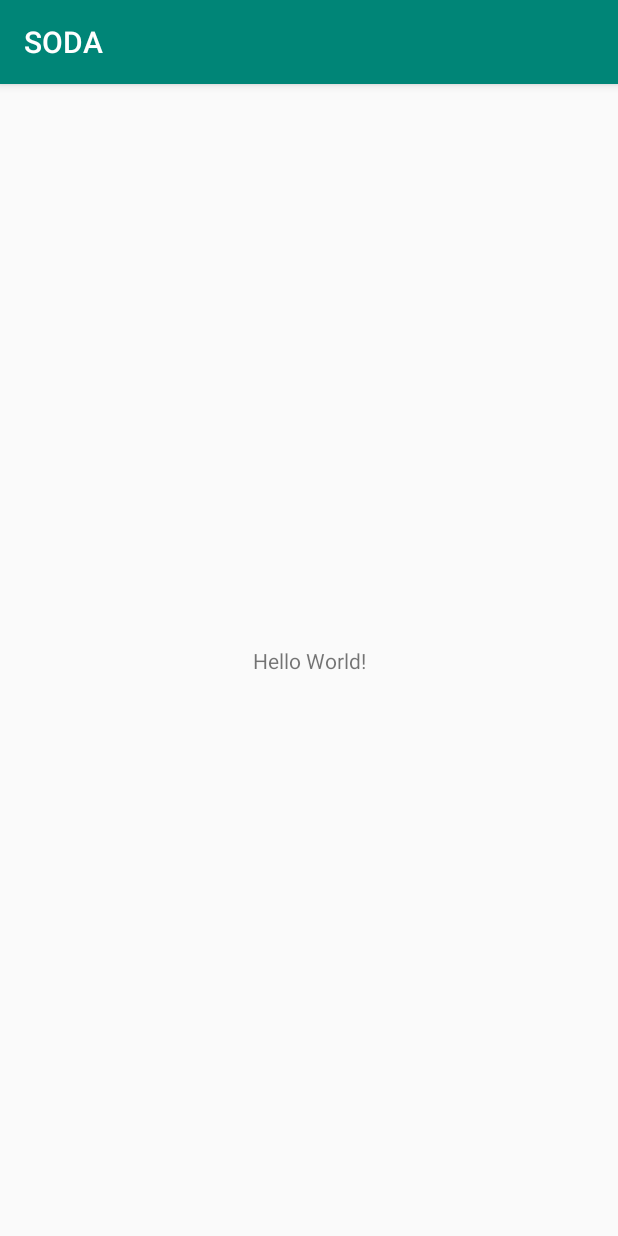
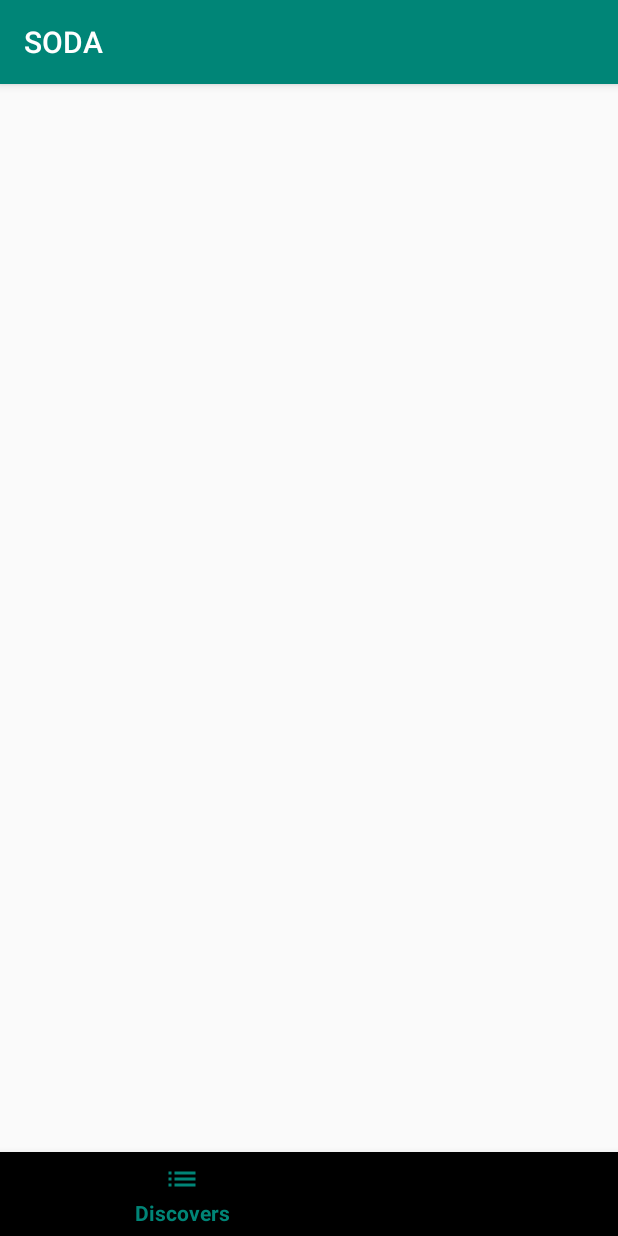
Before and after one commit to GabrielMaz/Soda, an Android app: the screen it shows after launch (MainActivity), on a phone screen of 412 x 824 dp. Run offline under Robolectric (Android 15) with nearby library versions, the phone set to English and light mode, and no system bars.

Commit message:
Add BottomNavigationView

```diff
--- a/app/build.gradle
+++ b/app/build.gradle
@@ -28,7 +28,7 @@ android {
 
 dependencies {
     implementation fileTree(dir: 'libs', include: ['*.jar'])
-    implementation"org.jetbrains.kotlin:kotlin-stdlib-jdk7:$kotlin_version"
+    implementation "org.jetbrains.kotlin:kotlin-stdlib-jdk7:$kotlin_version"
     implementation 'androidx.appcompat:appcompat:1.1.0'
     implementation 'androidx.core:core-ktx:1.1.0'
     implementation 'androidx.constraintlayout:constraintlayout:1.1.3'
@@ -38,6 +38,8 @@ dependencies {
     implementation 'com.squareup.retrofit2:converter-gson:2.6.1'
     implementation 'androidx.recyclerview:recyclerview:1.0.0'
     implementation 'com.github.bumptech.glide:glide:4.9.0'
+    implementation 'androidx.legacy:legacy-support-v4:1.0.0'
+    implementation 'com.google.android.material:material:1.0.0'
     testImplementation 'junit:junit:4.12'
     androidTestImplementation 'androidx.test.ext:junit:1.1.1'
     androidTestImplementation 'androidx.test.espresso:espresso-core:3.2.0'
--- a/app/src/main/AndroidManifest.xml
+++ b/app/src/main/AndroidManifest.xml
@@ -11,7 +11,7 @@
         android:roundIcon="@mipmap/ic_launcher_round"
         android:supportsRtl="true"
         android:theme="@style/AppTheme">
-        <activity android:name=".MainActivity">
+        <activity android:name=".views.MainActivity">
             <intent-filter>
                 <action android:name="android.intent.action.MAIN" />
 
--- a/app/src/main/java/com/gabrielmaz/soda/App.kt
+++ b/app/src/main/java/com/gabrielmaz/soda/App.kt
@@ -4,6 +4,7 @@ import android.app.Activity
 import android.app.Application
 import android.content.Intent
 import android.os.Bundle
+import com.gabrielmaz.soda.views.MainActivity
 import java.lang.ref.WeakReference
 
 class App : Application() {
--- a/app/src/main/java/com/gabrielmaz/soda/MainActivity.kt
+++ /dev/null
@@ -1,35 +0,0 @@
-package com.gabrielmaz.soda
-
-import androidx.appcompat.app.AppCompatActivity
-import android.os.Bundle
-import com.gabrielmaz.soda.controllers.DiscoverController
-import kotlinx.coroutines.CoroutineScope
-import kotlinx.coroutines.Dispatchers
-import kotlinx.coroutines.launch
-import java.lang.Exception
-import kotlin.coroutines.CoroutineContext
-
-class MainActivity : AppCompatActivity(), CoroutineScope{
-    override val coroutineContext: CoroutineContext
-        get() = Dispatchers.Main
-
-    val discoverController = DiscoverController()
-
-    override fun onCreate(savedInstanceState: Bundle?) {
-        super.onCreate(savedInstanceState)
-        setContentView(R.layout.activity_main)
-
-        a()
-    }
-
-    fun a(){
-        launch(Dispatchers.IO) {
-            try {
-                val movies = discoverController.getDiscovers()
-                println("asd")
-            } catch (e: Exception){
-                println("asd")
-            }
-        }
-    }
-}
--- /dev/null
+++ b/app/src/main/java/com/gabrielmaz/soda/views/MainActivity.kt
@@ -0,0 +1,85 @@
+package com.gabrielmaz.soda.views
+
+import android.net.Uri
+import androidx.appcompat.app.AppCompatActivity
+import android.os.Bundle
+import androidx.fragment.app.Fragment
+import com.gabrielmaz.soda.R
+import com.gabrielmaz.soda.controllers.DiscoverController
+import com.gabrielmaz.soda.views.discover.DiscoverFragment
+import com.gabrielmaz.soda.views.favorites.FavoritesFragment
+import kotlinx.android.synthetic.main.activity_main.*
+import kotlinx.coroutines.CoroutineScope
+import kotlinx.coroutines.Dispatchers
+import kotlinx.coroutines.launch
+import java.lang.Exception
+import kotlin.coroutines.CoroutineContext
+
+class MainActivity : AppCompatActivity(), CoroutineScope,
+    DiscoverFragment.OnFragmentInteractionListener,
+    FavoritesFragment.OnFragmentInteractionListener {
+    override fun onFragmentInteraction() {
+
+    }
+
+    override val coroutineContext: CoroutineContext
+        get() = Dispatchers.Main
+
+    override fun onCreate(savedInstanceState: Bundle?) {
+        super.onCreate(savedInstanceState)
+        setContentView(R.layout.activity_main)
+
+        load(DiscoverFragmentTag)
+    }
+
+    private fun load(fragment: String) {
+
+        setBottomNavigationBar()
+        when (fragment) {
+            DiscoverFragmentTag -> showFragment(DiscoverFragment(), DiscoverFragmentTag)
+            FavoritesFragmentTag -> showFragment(FavoritesFragment(), FavoritesFragmentTag)
+
+            else -> showFragment(DiscoverFragment(), DiscoverFragmentTag)
+        }
+    }
+
+    private fun removeActiveFragment() {
+        listOf(
+            DiscoverFragmentTag,
+            FavoritesFragmentTag
+        ).forEach { tag ->
+            val fragment = supportFragmentManager.findFragmentByTag(tag)
+            fragment?.let {
+                supportFragmentManager
+                    .beginTransaction()
+                    .remove(it)
+                    .commit()
+            }
+        }
+    }
+
+    private fun showFragment(fragment: Fragment, tag: String) {
+        supportFragmentManager
+            .beginTransaction()
+            .add(R.id.container, fragment, tag)
+            .commit()
+    }
+
+    private fun setBottomNavigationBar() {
+        bottomNavigation.setOnNavigationItemSelectedListener { menuItem ->
+            removeActiveFragment()
+
+            when (menuItem.itemId) {
+                R.id.home -> showFragment(DiscoverFragment(), DiscoverFragmentTag)
+                R.id.tasks -> showFragment(FavoritesFragment(), FavoritesFragmentTag)
+            }
+
+            true
+        }
+    }
+
+    companion object {
+        const val DiscoverFragmentTag = "DiscoverFragment"
+        const val FavoritesFragmentTag = "FavoritesFragment"
+    }
+}
--- /dev/null
+++ b/app/src/main/java/com/gabrielmaz/soda/views/discover/DiscoverFragment.kt
@@ -0,0 +1,45 @@
+package com.gabrielmaz.soda.views.discover
+
+import android.content.Context
+import android.net.Uri
+import android.os.Bundle
+import androidx.fragment.app.Fragment
+import android.view.LayoutInflater
+import android.view.View
+import android.view.ViewGroup
+
+import com.gabrielmaz.soda.R
+
+class DiscoverFragment : Fragment() {
+    private var listener: OnFragmentInteractionListener? = null
+
+    override fun onCreateView(
+        inflater: LayoutInflater, container: ViewGroup?,
+        savedInstanceState: Bundle?
+    ): View? {
+        return inflater.inflate(R.layout.fragment_discover, container, false)
+    }
+
+    fun onButtonPressed() {
+        listener?.onFragmentInteraction()
+    }
+
+    override fun onAttach(context: Context) {
+        super.onAttach(context)
+        if (context is OnFragmentInteractionListener) {
+            listener = context
+        } else {
+            throw RuntimeException("$context must implement OnFragmentInteractionListener")
+        }
+    }
+
+    override fun onDetach() {
+        super.onDetach()
+        listener = null
+    }
+
+    interface OnFragmentInteractionListener {
+        fun onFragmentInteraction()
+    }
+
+}
--- /dev/null
+++ b/app/src/main/res/drawable/ic_favorite.xml
@@ -0,0 +1,9 @@
+<vector xmlns:android="http://schemas.android.com/apk/res/android"
+        android:width="24dp"
+        android:height="24dp"
+        android:viewportWidth="24.0"
+        android:viewportHeight="24.0">
+    <path
+        android:fillColor="#FF000000"
+        android:pathData="M12,21.35l-1.45,-1.32C5.4,15.36 2,12.28 2,8.5 2,5.42 4.42,3 7.5,3c1.74,0 3.41,0.81 4.5,2.09C13.09,3.81 14.76,3 16.5,3 19.58,3 22,5.42 22,8.5c0,3.78 -3.4,6.86 -8.55,11.54L12,21.35z"/>
+</vector>
--- /dev/null
+++ b/app/src/main/res/drawable/ic_list.xml
@@ -0,0 +1,9 @@
+<vector xmlns:android="http://schemas.android.com/apk/res/android"
+        android:width="24dp"
+        android:height="24dp"
+        android:viewportWidth="24.0"
+        android:viewportHeight="24.0">
+    <path
+        android:fillColor="#FF000000"
+        android:pathData="M3,13h2v-2L3,11v2zM3,17h2v-2L3,15v2zM3,9h2L5,7L3,7v2zM7,13h14v-2L7,11v2zM7,17h14v-2L7,15v2zM7,7v2h14L21,7L7,7z"/>
+</vector>
--- a/app/src/main/res/layout/activity_main.xml
+++ b/app/src/main/res/layout/activity_main.xml
@@ -1,18 +1,24 @@
 <?xml version="1.0" encoding="utf-8"?>
-<androidx.constraintlayout.widget.ConstraintLayout xmlns:android="http://schemas.android.com/apk/res/android"
+<RelativeLayout xmlns:android="http://schemas.android.com/apk/res/android"
     xmlns:app="http://schemas.android.com/apk/res-auto"
     xmlns:tools="http://schemas.android.com/tools"
     android:layout_width="match_parent"
     android:layout_height="match_parent"
-    tools:context=".MainActivity">
+    tools:context=".views.MainActivity">
 
-    <TextView
-        android:layout_width="wrap_content"
+    <com.google.android.material.bottomnavigation.BottomNavigationView
+        android:id="@+id/bottomNavigation"
+        android:layout_width="match_parent"
         android:layout_height="wrap_content"
-        android:text="Hello World!"
-        app:layout_constraintBottom_toBottomOf="parent"
-        app:layout_constraintLeft_toLeftOf="parent"
-        app:layout_constraintRight_toRightOf="parent"
-        app:layout_constraintTop_toTopOf="parent" />
+        android:layout_alignParentBottom="true"
+        android:clickable="false"
+        android:contextClickable="false"
+        app:menu="@menu/menu_home" />
 
-</androidx.constraintlayout.widget.ConstraintLayout>
+    <FrameLayout
+        android:id="@+id/container"
+        android:layout_width="match_parent"
+        android:layout_height="match_parent"
+        android:layout_above="@id/bottomNavigation" />
+
+</RelativeLayout>
--- /dev/null
+++ b/app/src/main/res/layout/fragment_discover.xml
@@ -0,0 +1,13 @@
+<?xml version="1.0" encoding="utf-8"?>
+<FrameLayout xmlns:android="http://schemas.android.com/apk/res/android"
+    xmlns:tools="http://schemas.android.com/tools"
+    android:layout_width="match_parent"
+    android:layout_height="match_parent"
+    tools:context=".views.discover.DiscoverFragment">
+
+    <!-- TODO: Update blank fragment layout -->
+    <TextView
+        android:layout_width="match_parent"
+        android:layout_height="match_parent" />
+
+</FrameLayout>
--- /dev/null
+++ b/app/src/main/res/menu/menu_home.xml
@@ -0,0 +1,14 @@
+<?xml version="1.0" encoding="utf-8"?>
+<menu xmlns:android="http://schemas.android.com/apk/res/android">
+
+    <item
+        android:id="@+id/home"
+        android:icon="@drawable/ic_list"
+        android:title="@string/title_discovers" />
+
+    <item
+        android:id="@+id/tasks"
+        android:icon="@drawable/ic_favorite"
+        android:title="@string/title_favorites" />
+
+</menu>
--- a/app/src/main/res/values/strings.xml
+++ b/app/src/main/res/values/strings.xml
@@ -1,3 +1,7 @@
 <resources>
     <string name="app_name">SODA</string>
+
+    <string name="title_discovers">Discovers</string>
+    <string name="title_favorites">Favorites</string>
+
 </resources>
```
Also changed, not shown: app/src/main/java/com/gabrielmaz/soda/views/favorites/FavoritesFragment.kt (added, +45 -0 lines), app/src/main/res/layout/fragment_favorites.xml (added, +13 -0 lines).
